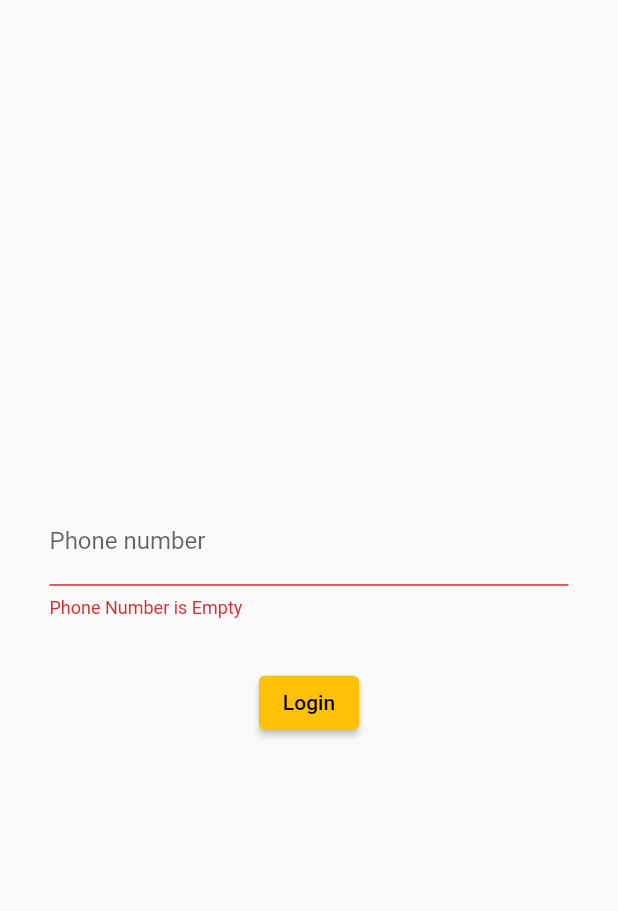
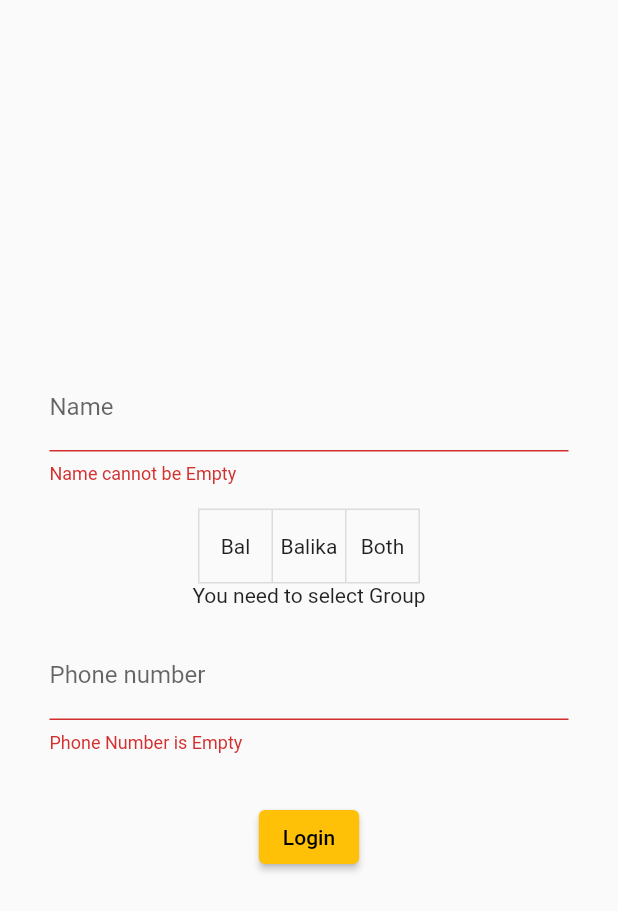
Before and after one commit to jaypro1/KDCApp, a Flutter app: the screen it shows after launch, after a tap on "Login", on a phone screen of 412 x 824 dp. Shown: the top 911 px of the screen. Run offline on Flutter 3.47's test engine with Material 2 defaults, Android fonts, the light colour scheme and no system bars; our stand-ins replace cloud_firestore, firebase_auth, firebase_core; missing offline and left inert: flutter_barcode_scanner; accounts and stored records are empty.

Commit message:
Added Dynamic Name and group Fields.

```diff
--- a/lib/OTPPage.dart
+++ b/lib/OTPPage.dart
@@ -7,9 +7,16 @@ import 'package:kdc_app/widgets/PincodeTextField.dart';
 import 'package:kdc_app/models/KDCUser.class.dart';
 
 class OTPPage extends StatelessWidget {
-  OTPPage({Key? key, required this.verificationID}) : super(key: key);
+  OTPPage(
+      {Key? key,
+      required this.verificationID,
+      required this.name,
+      required this.group})
+      : super(key: key);
 
   final String verificationID;
+  final String name;
+  final String group;
   FirebaseAuth auth = FirebaseAuth.instance;
 
   _verifyCode(String pin) async {
@@ -27,7 +34,7 @@ class OTPPage extends StatelessWidget {
         print("Has a document in Users");
       } else {
         // Create Document.
-        KDCUser newUser = KDCUser("Jay C", "male", "");
+        KDCUser newUser = KDCUser(name, group, "");
         // String data = jsonEncode(newUser);
         try {
           DocumentReference doc = users.doc(authVal.user!.uid);
--- a/lib/PhoneLogin.dart
+++ b/lib/PhoneLogin.dart
@@ -17,6 +17,11 @@ class PhoneLogin extends StatefulWidget {
 class _PhoneLoginState extends State<PhoneLogin> with ValidatorMixins {
   final formKey = GlobalKey<FormState>(debugLabel: "PhoneLogin");
   String? _phoneNumber;
+  String? _name;
+  String? _group;
+  List<bool> isSelected = List.filled(3, false);
+  List<String> groupOptions = ["Bal", "Balika", "Both"];
+  bool _groupError = false;
   FirebaseAuth auth = FirebaseAuth.instance;
   FirebaseFirestore db = FirebaseFirestore.instance;
   @override
@@ -50,7 +55,17 @@ class _PhoneLoginState extends State<PhoneLogin> with ValidatorMixins {
   _login() async {
     final bool? formValid = formKey.currentState?.validate();
     formKey.currentState?.save();
-
+    if (!groupOptions.contains(_group)) {
+      //If Group not selected, cant procede.
+      //todo extrapolate this toggle field, and add validator support.
+      setState(() {
+        _groupError = true;
+      });
+      return;
+    }
+    if (!formValid!) {
+      return;
+    }
     bool authUser = false;
     if (Platform.isAndroid || Platform.isIOS) {
       print("Native App");
@@ -70,8 +85,11 @@ class _PhoneLoginState extends State<PhoneLogin> with ValidatorMixins {
           Navigator.push(
               context,
               MaterialPageRoute(
-                  builder: (context) =>
-                      OTPPage(verificationID: verificationId)));
+                  builder: (context) => OTPPage(
+                      name: _name ??
+                          "", //Should not be null, because of Form Valid check.
+                      group: _group ?? "",
+                      verificationID: verificationId)));
         },
         codeAutoRetrievalTimeout: (String verificationId) {
           print("timeout" + verificationId);
@@ -80,6 +98,60 @@ class _PhoneLoginState extends State<PhoneLogin> with ValidatorMixins {
         timeout: const Duration(seconds: 60),
       );
     }
+  }
+
+  List<Widget> getTextFieldsFromList(List<String> options) {
+    List<Widget> textFields = List.empty(growable: true);
+    for (String s in options) {
+      textFields.add(Text(s));
+    }
+    return textFields;
+  }
+
+  Widget getNameField() {
+    return Padding(
+      padding: const EdgeInsets.symmetric(horizontal: 8, vertical: 16),
+      child: TextFormField(
+        decoration: const InputDecoration(
+          border: UnderlineInputBorder(),
+          labelText: "Name",
+        ),
+        validator: validateName,
+        onSaved: (String? val) {
+          _name = val;
+        },
+      ),
+    );
+  }
+
+  Widget getGroupField() {
+    // isSelected = List.filled(3, false);
+    return Column(
+      children: [
+        ToggleButtons(
+          children: getTextFieldsFromList(groupOptions),
+          onPressed: (int index) {
+            setState(() {
+              for (int buttonIndex = 0;
+                  buttonIndex < isSelected.length;
+                  buttonIndex++) {
+                if (buttonIndex == index) {
+                  _group = groupOptions[buttonIndex];
+                  isSelected[buttonIndex] = true;
+                  setState(() {
+                    _groupError = false;
+                  });
+                } else {
+                  isSelected[buttonIndex] = false;
+                }
+              }
+            });
+          },
+          isSelected: isSelected,
+        ),
+        if (_groupError) Text("You need to select Group")
+      ],
+    );
   }
 
   Widget getPhoneField() {
@@ -119,6 +191,8 @@ class _PhoneLoginState extends State<PhoneLogin> with ValidatorMixins {
             child: Column(
               mainAxisAlignment: MainAxisAlignment.center,
               children: [
+                getNameField(),
+                getGroupField(),
                 getPhoneField(),
                 getSubmitButton(),
               ],
--- a/lib/mixins/ValidatorMixins.dart
+++ b/lib/mixins/ValidatorMixins.dart
@@ -10,6 +10,13 @@ class ValidatorMixins {
 
     if (!emailRegEx.hasMatch(email)) {
       return "Invalid Email Id";
+    }
+    return null;
+  }
+
+  String? validateName(String? name) {
+    if (name == null || name.trim().isEmpty) {
+      return "Name cannot be Empty";
     }
     return null;
   }
```
